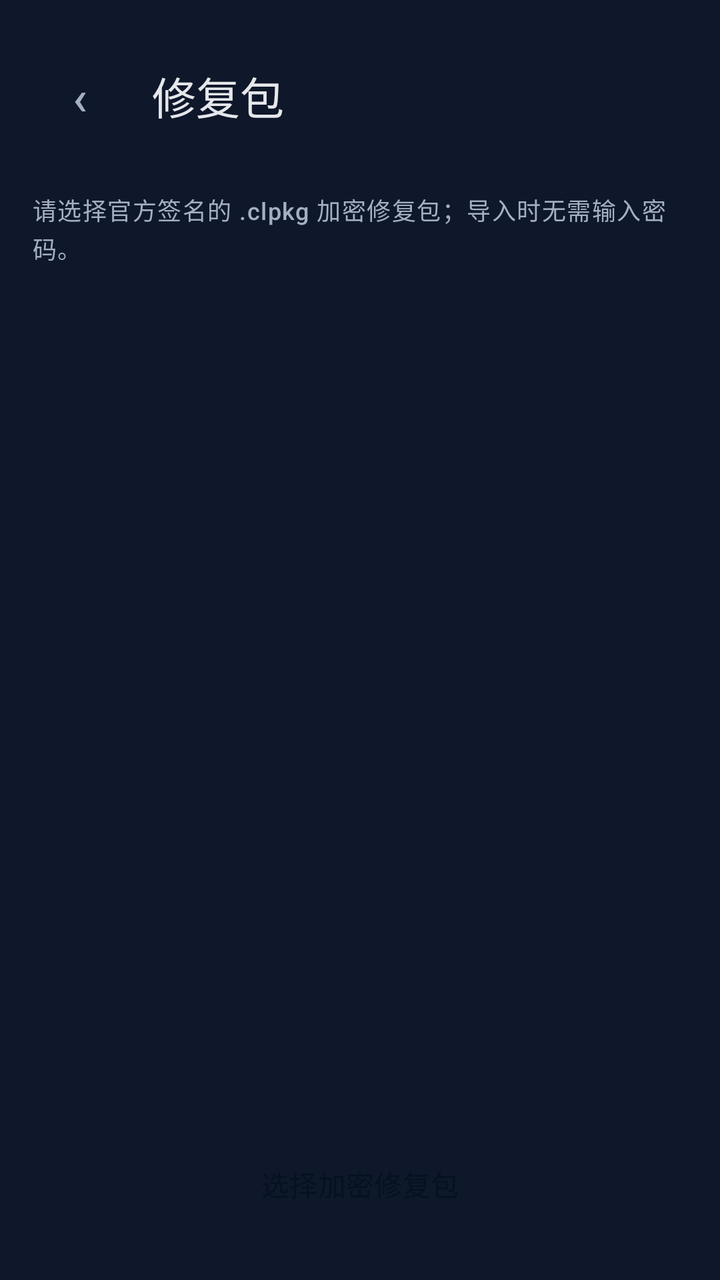
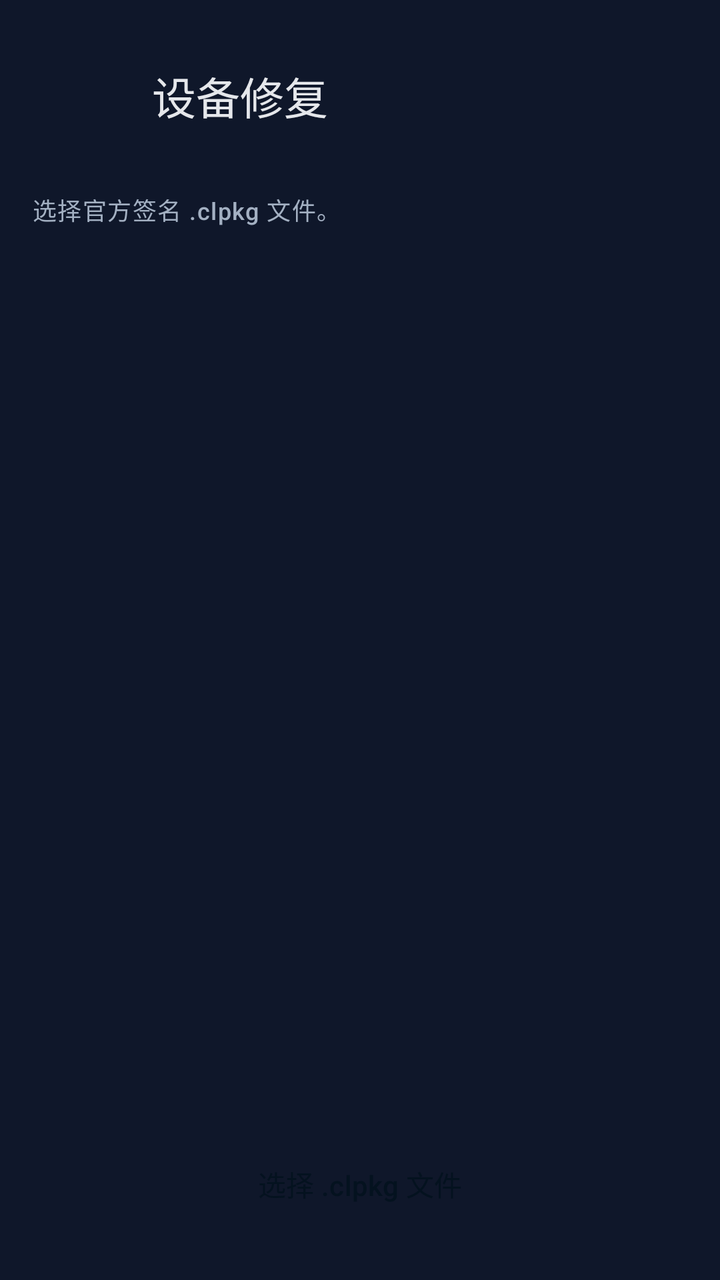

An Android layout rendered at two revisions. The XML below is the earlier revision; the diff shows what the commit changed to produce the second picture.
<!-- AndroidManifest.xml: application theme Theme.CasdonLink -->
<!-- res/layout/activity_package.xml -->
<?xml version="1.0" encoding="utf-8"?>
<LinearLayout xmlns:android="http://schemas.android.com/apk/res/android"
    android:id="@+id/packageRoot"
    style="@style/Widget.CasdonLink.Screen.Column">

    <LinearLayout style="@style/Widget.CasdonLink.Toolbar">

        <Button
            android:id="@+id/packageBack"
            style="@style/Widget.CasdonLink.Button.Icon"
            android:text="‹" />

        <TextView
            android:id="@+id/packageTitle"
            style="@style/Text.CasdonLink.ToolbarTitle"
            android:layout_width="0dp"
            android:layout_marginStart="@dimen/space_md"
            android:layout_weight="1"
            android:text="修复包" />

        <TextView
            android:id="@+id/packageProgress"
            style="@style/Text.CasdonLink.Caption" />
    </LinearLayout>

    <TextView
        android:id="@+id/packageDescription"
        style="@style/Text.CasdonLink.Label"
        android:layout_width="match_parent"
        android:layout_marginTop="@dimen/space_lg"
        android:text="请选择官方签名的 .clpkg 加密修复包；导入时无需输入密码。" />

    <androidx.recyclerview.widget.RecyclerView
        android:id="@+id/stepList"
        style="@style/Widget.CasdonLink.List"
        android:layout_marginTop="@dimen/space_lg" />

    <Button
        android:id="@+id/runPackage"
        style="@style/Widget.CasdonLink.Button.Primary"
        android:layout_marginTop="@dimen/space_md"
        android:text="选择加密修复包" />

</LinearLayout>
<!-- resources referenced by this layout -->
<resources>
  <dimen name="space_lg">16dp</dimen>
  <dimen name="space_md">12dp</dimen>
  <style name="Theme.CasdonLink" parent="Base.Theme.CasdonLink" />
  <color name="on_surface_variant">#A3B0C2</color>
  <dimen name="text_caption">12sp</dimen>
  <dimen name="text_label">12sp</dimen>
  <color name="on_surface">#E5E7EB</color>
  <dimen name="text_toolbar_title">22sp</dimen>
  <dimen name="icon_button_width">48dp</dimen>
  <dimen name="icon_button_height">48dp</dimen>
  <dimen name="text_icon">24sp</dimen>
  <color name="ripple_on_surface">#33FFFFFF</color>
  <style name="Widget.CasdonLink" parent="" />
  <style name="Widget.CasdonLink.Screen" parent="" />
  <color name="surface">#0F172A</color>
  <dimen name="screen_padding_horizontal">@dimen/space_lg</dimen>
  <dimen name="screen_padding_vertical">@dimen/space_lg</dimen>
  <dimen name="screen_padding_bottom">@dimen/space_2xl</dimen>
  <dimen name="toolbar_height">64dp</dimen>
  <dimen name="control_height">48dp</dimen>
  <dimen name="space_2xl">24dp</dimen>
  <dimen name="text_body">14sp</dimen>
  <style name="ShapeAppearance.CasdonLink.Medium" parent="ShapeAppearance.Material3.Corner.Medium">
          <item name="cornerSize">@dimen/corner_medium</item>
      </style>
  <color name="primary">#4F9CF9</color>
  <color name="on_primary">#04121F</color>
  <color name="primary_container">#1E3A5F</color>
  <color name="on_primary_container">#D6E7FF</color>
  <color name="inverse_primary">#1E3A5F</color>
  <color name="secondary">#5EEAD4</color>
  <color name="on_secondary">#03201C</color>
  <color name="secondary_container">#123C3A</color>
  <color name="on_secondary_container">#B8FFF2</color>
  <color name="error">#F87171</color>
  <color name="on_error">#2A0A0A</color>
  <color name="error_container">#4A1D1D</color>
  <color name="on_error_container">#FFDAD6</color>
  <color name="surface_variant">#2B3852</color>
  <color name="surface_dim">#0B1220</color>
  <color name="surface_bright">#35415C</color>
  <color name="surface_container_lowest">#0A101D</color>
  <color name="surface_container_low">#141E33</color>
  <color name="surface_container">#1A253B</color>
  <color name="surface_container_high">#202C44</color>
  <color name="surface_container_highest">#26334D</color>
  <color name="inverse_surface">#E5E7EB</color>
  <color name="inverse_on_surface">#1A253B</color>
  <color name="outline">#57657D</color>
  <color name="outline_variant">#334155</color>
  <color name="text_hint">#7C8AA0</color>
  <style name="ShapeAppearance.CasdonLink.Large" parent="ShapeAppearance.Material3.Corner.Large">
          <item name="cornerSize">@dimen/corner_large</item>
      </style>
  <dimen name="corner_medium">12dp</dimen>
  <dimen name="corner_large">16dp</dimen>
  <style name="ShapeAppearance.CasdonLink.Dialog" parent="ShapeAppearance.CasdonLink.Large" />
  <color name="ripple_primary">#334F9CF9</color>
  <!-- unchanged entries left out for length: 15 -->
</resources>

<!-- the commit's change to res/layout/activity_package.xml (unified diff, before → after) -->
@@ -7,8 +7,8 @@
 
         <Button
             android:id="@+id/packageBack"
-            style="@style/Widget.CasdonLink.Button.Icon"
-            android:text="‹" />
+            style="@style/Widget.CasdonLink.Button.Icon.Back"
+            android:contentDescription="返回设备页" />
 
         <TextView
             android:id="@+id/packageTitle"
@@ -16,7 +16,7 @@
             android:layout_width="0dp"
             android:layout_marginStart="@dimen/space_md"
             android:layout_weight="1"
-            android:text="修复包" />
+            android:text="设备修复" />
 
         <TextView
             android:id="@+id/packageProgress"
@@ -28,7 +28,7 @@
         style="@style/Text.CasdonLink.Label"
         android:layout_width="match_parent"
         android:layout_marginTop="@dimen/space_lg"
-        android:text="请选择官方签名的 .clpkg 加密修复包；导入时无需输入密码。" />
+        android:text="选择官方签名 .clpkg 文件。" />
 
     <androidx.recyclerview.widget.RecyclerView
         android:id="@+id/stepList"
@@ -39,6 +39,6 @@
         android:id="@+id/runPackage"
         style="@style/Widget.CasdonLink.Button.Primary"
         android:layout_marginTop="@dimen/space_md"
-        android:text="选择加密修复包" />
+        android:text="选择 .clpkg 文件" />
 
 </LinearLayout>
<!-- resource entries referenced after the edit -->
@@ -2,12 +2,35 @@
 <resources>
   <dimen name="space_lg">16dp</dimen>
   <dimen name="space_md">12dp</dimen>
+  <style name="Widget.CasdonLink.Button.Icon.Back" parent="Widget.CasdonLink.Button.Icon.Action">
+          <item name="icon">@drawable/ic_arrow_back</item>
+      </style>
   <style name="Theme.CasdonLink" parent="Base.Theme.CasdonLink" />
   <color name="on_surface_variant">#A3B0C2</color>
   <dimen name="text_caption">12sp</dimen>
   <dimen name="text_label">12sp</dimen>
   <color name="on_surface">#E5E7EB</color>
   <dimen name="text_toolbar_title">22sp</dimen>
+  <style name="Widget.CasdonLink.Button.Icon.Action" parent="Widget.CasdonLink.Button.Icon">
+          <item name="android:padding">@dimen/space_md</item>
+          <item name="android:paddingStart">@dimen/space_md</item>
+          <item name="android:paddingEnd">@dimen/space_md</item>
+          <item name="iconGravity">textStart</item>
+          <item name="iconPadding">0dp</item>
+          <item name="iconTint">@color/button_tonal_text</item>
+      </style>
+  <!-- drawable ic_arrow_back (drawable) -->
+  <?xml version="1.0" encoding="utf-8"?>
+  <vector xmlns:android="http://schemas.android.com/apk/res/android"
+      android:width="24dp"
+      android:height="24dp"
+      android:autoMirrored="true"
+      android:viewportWidth="24"
+      android:viewportHeight="24">
+      <path
+          android:fillColor="#FFFFFFFF"
+          android:pathData="M20,11H7.83l5.59,-5.59L12,4l-8,8 8,8 1.41,-1.41L7.83,13H20v-2z" />
+  </vector>
   <dimen name="icon_button_width">48dp</dimen>
   <dimen name="icon_button_height">48dp</dimen>
   <dimen name="text_icon">24sp</dimen>
